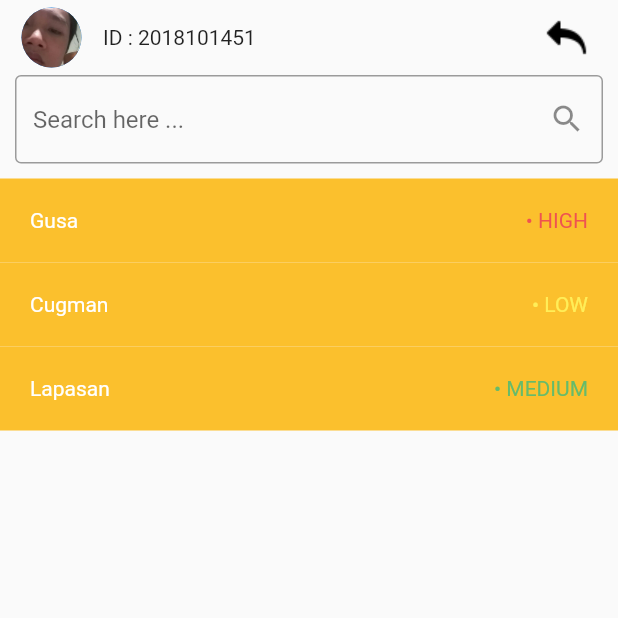
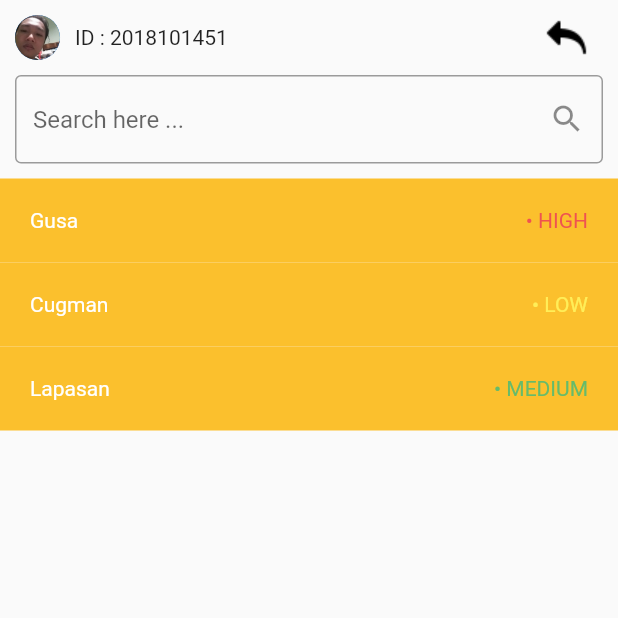
Before and after one commit to Phnumbahwan/Byahe_App, a Flutter app: the LocationSelection screen opened by its route, on a phone screen of 412 x 824 dp, the top half of it. Run offline on Flutter 3.47's test engine with Material 2 defaults, Android fonts, the phone set to English and light mode, and no system bars.

Commit message:
Added Widget pages

```diff
--- a/lib/main.dart
+++ b/lib/main.dart
@@ -12,7 +12,7 @@ class MyApp extends StatelessWidget {
   @override
   Widget build(BuildContext context) {
     return MaterialApp(
-      initialRoute: '/locationselection',
+      initialRoute: '/loginpage',
       routes: {
         '/loginpage': (context) => LoginPage(),
         '/locationselection': (context) => LocationSelection()
--- a/lib/pages/locationselection.dart
+++ b/lib/pages/locationselection.dart
@@ -1,4 +1,5 @@
 import 'package:flutter/material.dart';
+import 'package:byahe_app/widgets/accountIDnumber.dart';
 
 class LocationSelection extends StatefulWidget {
   // const LocationSelection({ Key? key }) : super(key: key);
@@ -8,6 +9,7 @@ class LocationSelection extends StatefulWidget {
 }
 
 class _LocationSelectionState extends State<LocationSelection> {
+  // ignore: missing_return
   Widget locationStatusLayout(String status) {
     switch (status) {
       case "LOW":
@@ -56,12 +58,13 @@ class _LocationSelectionState extends State<LocationSelection> {
             height: 50,
             child: Row(
               children: <Widget>[
+                AccountNumber(),
                 Expanded(
-                    child: CircleAvatar(
-                  backgroundImage: AssetImage('assets/salac.jpg'),
-                )),
-                Expanded(flex: 4, child: Text('ID : 2018101451')),
-                Expanded(child: Image.asset('assets/icons8-reply-arrow-30.png'))
+                    child: InkWell(
+                        onTap: () {
+                          Navigator.pushNamed(context, '/loginpage');
+                        },
+                        child: Image.asset('assets/icons8-reply-arrow-30.png')))
               ],
             ),
           ),
--- a/lib/pages/loginpage.dart
+++ b/lib/pages/loginpage.dart
@@ -43,7 +43,9 @@ class LoginPage extends StatelessWidget {
                 Padding(
                     padding: EdgeInsets.fromLTRB(15, 0, 15, 15),
                     child: ElevatedButton(
-                      onPressed: () {},
+                      onPressed: () {
+                        Navigator.pushNamed(context, '/locationselection');
+                      },
                       child: Text("LOGIN"),
                       style: ElevatedButton.styleFrom(
                           primary: Colors.yellow[700],
--- /dev/null
+++ b/lib/widgets/accountIDnumber.dart
@@ -0,0 +1,19 @@
+import 'package:flutter/material.dart';
+
+class AccountNumber extends StatelessWidget {
+
+  @override
+  Widget build(BuildContext context) {
+    return Expanded(
+        flex: 5,
+        child: Row(children: <Widget>[
+          Container(
+              padding: EdgeInsets.symmetric(horizontal: 10),
+              child: CircleAvatar(
+                radius: 15,
+                backgroundImage: AssetImage('assets/salac.jpg'),
+              )),
+          Container(child: Text('ID : 2018101451'))
+        ]));
+  }
+}
```
